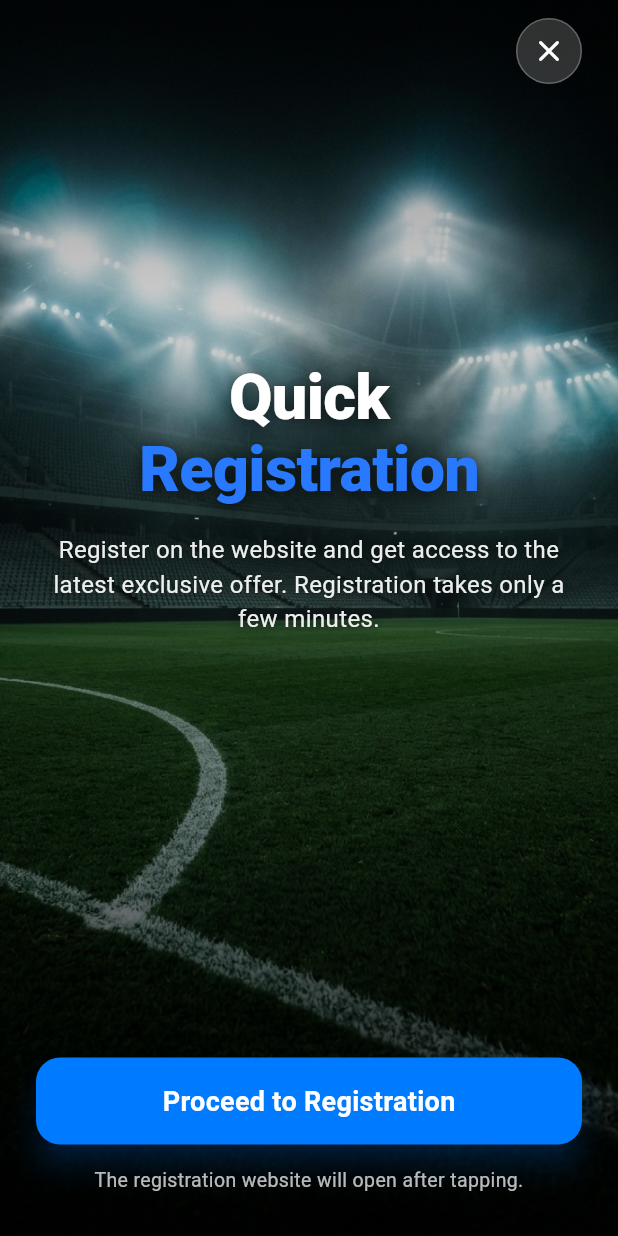
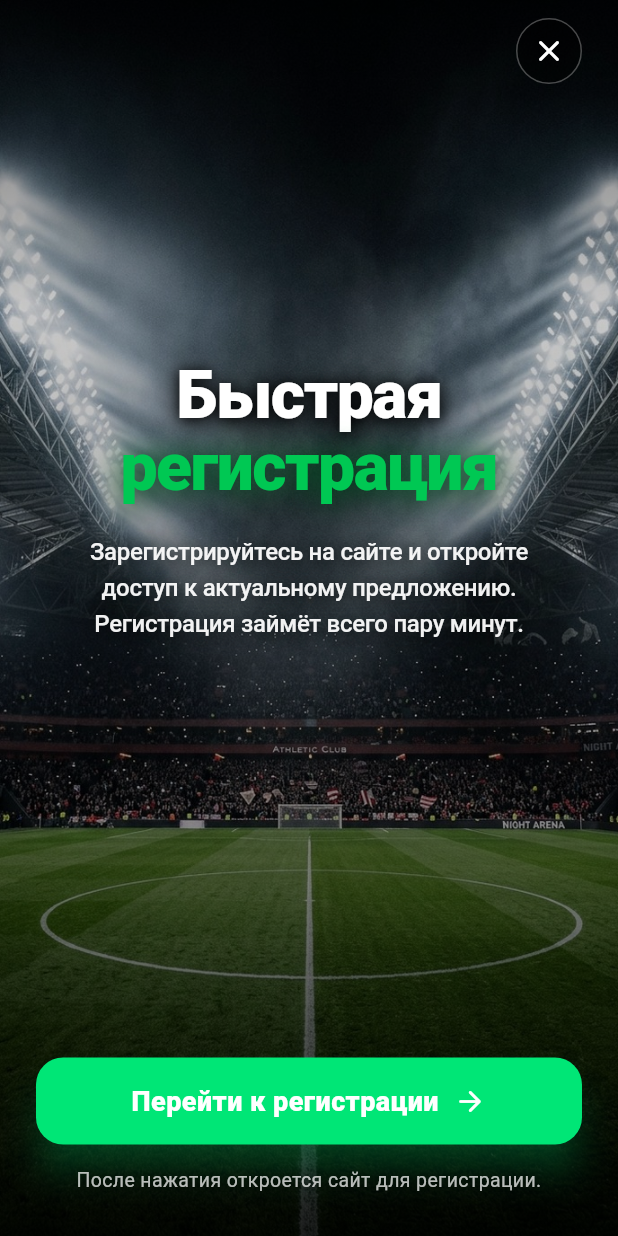
Before and after one commit to mancolo13/com.winfit.fitness.tracker, a Flutter app: the screen it shows after launch, on a phone screen of 412 x 824 dp. Run offline on Flutter 3.47's test engine with Material 3 defaults, Android fonts, the phone set to English and light mode, and no system bars.

Commit message:
feat(ui): update quick registration screen with unique football stadium bg, refined typography and theme button

```diff
--- a/lib/screens/quick_registration_screen.dart
+++ b/lib/screens/quick_registration_screen.dart
@@ -1,5 +1,6 @@
 import 'package:flutter/material.dart';
 import '../services/routing_service.dart';
+import '../theme/app_theme.dart';
 
 class QuickRegistrationScreen extends StatelessWidget {
   final String? headline;
@@ -16,88 +17,19 @@ class QuickRegistrationScreen extends StatelessWidget {
 
   const QuickRegistrationScreen({
     super.key,
-    this.headline,
-    this.headlineAccent,
-    this.description,
-    this.ctaText,
-    this.footerText,
+    this.headline = 'Быстрая',
+    this.headlineAccent = 'регистрация',
+    this.description =
+        'Зарегистрируйтесь на сайте и откройте доступ к актуальному предложению. Регистрация займёт всего пару минут.',
+    this.ctaText = 'Перейти к регистрации',
+    this.footerText = 'После нажатия откроется сайт для регистрации.',
     this.registrationUrl = 'https://applinkgo.com/srf2PnRD',
     this.backgroundAsset = 'assets/stadium_bg.jpg',
-    this.primaryCtaColor = const Color(0xFF007AFF),
-    this.accentTextColor = const Color(0xFF2979FF),
+    this.primaryCtaColor = AppTheme.primaryColor,
+    this.accentTextColor = AppTheme.secondaryColor,
     this.onClose,
     this.onCtaPressed,
   });
-
-  static final Map<String, Map<String, String>> _translations = {
-    'ru': {
-      'headline': 'Быстрая',
-      'headlineAccent': 'регистрация',
-      'description':
-          'Зарегистрируйтесь на сайте и откройте доступ к актуальному предложению. Регистрация займёт всего пару минут.',
-      'cta': 'Перейти к регистрации',
-      'footer': 'После нажатия откроется сайт для регистрации.',
-    },
-    'en': {
-      'headline': 'Quick',
-      'headlineAccent': 'Registration',
-      'description':
-          'Register on the website and get access to the latest exclusive offer. Registration takes only a few minutes.',
-      'cta': 'Proceed to Registration',
-      'footer': 'The registration website will open after tapping.',
-    },
-    'es': {
-      'headline': 'Registro',
-      'headlineAccent': 'Rápido',
-      'description':
-          'Regístrese en el sitio web y obtenga acceso a la oferta actual. El registro solo toma un par de minutos.',
-      'cta': 'Ir al registro',
-      'footer': 'El sitio de registro se abrirá tras pulsar.',
-    },
-    'pt': {
-      'headline': 'Cadastro',
-      'headlineAccent': 'Rápido',
-      'description':
-          'Cadastre-se no site e tenha acesso à oferta atual. O cadastro leva apenas alguns minutos.',
-      'cta': 'Ir para o cadastro',
-      'footer': 'O site de cadastro será aberto após clicar.',
-    },
-    'kk': {
-      'headline': 'Жылдам',
-      'headlineAccent': 'тіркелу',
-      'description':
-          'Сайтта тіркеліп, өзекті ұсынысқа қол жеткізіңіз. Тіркелу бар болғаны бірнеше минут алады.',
-      'cta': 'Тіркелуге өту',
-      'footer': 'Басқаннан кейін тіркелу сайты ашылады.',
-    },
-    'tr': {
-      'headline': 'Hızlı',
-      'headlineAccent': 'Kayıt',
-      'description':
-          'Web sitesine kaydolun ve güncel teklife erişim kazanın. Kayıt sadece birkaç dakika sürer.',
-      'cta': 'Kayıt Olmaya Git',
-      'footer': 'Tıkladıktan sonra kayıt sitesi açılacaktır.',
-    },
-    'de': {
-      'headline': 'Schnelle',
-      'headlineAccent': 'Registrierung',
-      'description':
-          'Registrieren Sie sich auf der Website und erhalten Sie Zugang zum aktuellen Angebot. Die Registrierung dauert nur wenige Minuten.',
-      'cta': 'Zur Registrierung',
-      'footer': 'Nach dem Antippen öffnet sich die Registrierungsseite.',
-    },
-  };
-
-  Map<String, String> _getLocalizedStrings(BuildContext context) {
-    try {
-      final locale = View.of(context).platformDispatcher.locale;
-      final lang = locale.languageCode.toLowerCase();
-      if (_translations.containsKey(lang)) {
-        return _translations[lang]!;
-      }
-    } catch (_) {}
-    return _translations['ru']!;
-  }
 
   void _handleCta(BuildContext context) {
     if (onCtaPressed != null) {
@@ -109,19 +41,12 @@ class QuickRegistrationScreen extends StatelessWidget {
 
   @override
   Widget build(BuildContext context) {
-    final loc = _getLocalizedStrings(context);
-
-    final displayHeadline = headline ?? loc['headline']!;
-    final displayHeadlineAccent = headlineAccent ?? loc['headlineAccent']!;
-    final displayDescription = description ?? loc['description']!;
-    final displayCta = ctaText ?? loc['cta']!;
-    final displayFooter = footerText ?? loc['footer']!;
-
     return Scaffold(
       backgroundColor: Colors.black,
       body: Stack(
         fit: StackFit.expand,
         children: [
+          // 1. Full-bleed Themed Football Stadium Background
           Image.asset(
             backgroundAsset,
             fit: BoxFit.cover,
@@ -130,26 +55,31 @@ class QuickRegistrationScreen extends StatelessWidget {
               color: const Color(0xFF0A121A),
             ),
           ),
+
+          // 2. Cinematic Vignette Gradient Overlay
           DecoratedBox(
             decoration: BoxDecoration(
               gradient: LinearGradient(
                 begin: Alignment.topCenter,
                 end: Alignment.bottomCenter,
                 colors: [
-                  Colors.black.withValues(alpha: 0.50),
+                  Colors.black.withValues(alpha: 0.60),
                   Colors.black.withValues(alpha: 0.20),
-                  Colors.black.withValues(alpha: 0.40),
+                  Colors.black.withValues(alpha: 0.35),
                   Colors.black.withValues(alpha: 0.85),
                 ],
-                stops: const [0.0, 0.25, 0.65, 1.0],
+                stops: const [0.0, 0.25, 0.60, 1.0],
               ),
             ),
           ),
+
+          // 3. UI Layer
           SafeArea(
             child: Padding(
               padding: const EdgeInsets.symmetric(horizontal: 24.0, vertical: 12.0),
               child: Column(
                 children: [
+                  // Top Right: Circular Close Button
                   Row(
                     mainAxisAlignment: MainAxisAlignment.end,
                     children: [
@@ -163,9 +93,9 @@ class QuickRegistrationScreen extends StatelessWidget {
                             height: 44,
                             decoration: BoxDecoration(
                               shape: BoxShape.circle,
-                              color: Colors.white.withValues(alpha: 0.18),
+                              color: Colors.black.withValues(alpha: 0.40),
                               border: Border.all(
-                                color: Colors.white.withValues(alpha: 0.25),
+                                color: Colors.white.withValues(alpha: 0.28),
                                 width: 1,
                               ),
                             ),
@@ -179,63 +109,77 @@ class QuickRegistrationScreen extends StatelessWidget {
                       ),
                     ],
                   ),
+
                   const Spacer(flex: 2),
+
+                  // Center Headline & Description
                   Column(
                     mainAxisSize: MainAxisSize.min,
                     children: [
                       Text(
-                        displayHeadline,
+                        headline!,
                         textAlign: TextAlign.center,
                         style: const TextStyle(
-                          fontSize: 42,
+                          fontSize: 44,
                           fontWeight: FontWeight.w900,
                           color: Colors.white,
-                          letterSpacing: -0.5,
-                          height: 1.05,
+                          letterSpacing: -1.0,
+                          height: 1.04,
                           shadows: [
                             Shadow(
+                              color: Colors.black,
+                              blurRadius: 24,
+                              offset: Offset(0, 3),
+                            ),
+                            Shadow(
                               color: Colors.black87,
-                              blurRadius: 16,
-                              offset: Offset(0, 2),
+                              blurRadius: 10,
+                              offset: Offset(0, 1),
                             ),
                           ],
                         ),
                       ),
-                      const SizedBox(height: 4),
+                      const SizedBox(height: 2),
                       Text(
-                        displayHeadlineAccent,
+                        headlineAccent!,
                         textAlign: TextAlign.center,
                         style: TextStyle(
-                          fontSize: 42,
+                          fontSize: 44,
                           fontWeight: FontWeight.w900,
                           color: accentTextColor,
-                          letterSpacing: -0.5,
-                          height: 1.05,
-                          shadows: const [
+                          letterSpacing: -1.0,
+                          height: 1.04,
+                          shadows: [
                             Shadow(
-                              color: Colors.black87,
-                              blurRadius: 16,
-                              offset: Offset(0, 2),
+                              color: Colors.black,
+                              blurRadius: 24,
+                              offset: const Offset(0, 3),
+                            ),
+                            Shadow(
+                              color: accentTextColor.withValues(alpha: 0.45),
+                              blurRadius: 28,
+                              offset: const Offset(0, 0),
                             ),
                           ],
                         ),
                       ),
-                      const SizedBox(height: 20),
+                      const SizedBox(height: 22),
                       Padding(
-                        padding: const EdgeInsets.symmetric(horizontal: 8.0),
+                        padding: const EdgeInsets.symmetric(horizontal: 14.0),
                         child: Text(
-                          displayDescription,
+                          description!,
                           textAlign: TextAlign.center,
                           style: TextStyle(
                             fontSize: 16,
-                            height: 1.45,
-                            color: Colors.white.withValues(alpha: 0.92),
-                            fontWeight: FontWeight.w400,
+                            height: 1.48,
+                            color: Colors.white.withValues(alpha: 0.94),
+                            fontWeight: FontWeight.w500,
+                            letterSpacing: -0.2,
                             shadows: const [
                               Shadow(
-                                color: Colors.black87,
-                                blurRadius: 12,
-                                offset: Offset(0, 1),
+                                color: Colors.black,
+                                blurRadius: 16,
+                                offset: Offset(0, 2),
                               ),
                             ],
                           ),
@@ -243,7 +187,10 @@ class QuickRegistrationScreen extends StatelessWidget {
                       ),
                     ],
                   ),
+
                   const Spacer(flex: 3),
+
+                  // Action Button with Primary Theme Color
                   SizedBox(
                     width: double.infinity,
                     height: 58,
@@ -252,30 +199,47 @@ class QuickRegistrationScreen extends StatelessWidget {
                       style: ElevatedButton.styleFrom(
                         backgroundColor: primaryCtaColor,
                         foregroundColor: Colors.white,
-                        elevation: 8,
-                        shadowColor: primaryCtaColor.withValues(alpha: 0.5),
+                        elevation: 10,
+                        shadowColor: primaryCtaColor.withValues(alpha: 0.60),
                         shape: RoundedRectangleBorder(
-                          borderRadius: BorderRadius.circular(16),
+                          borderRadius: BorderRadius.circular(18),
                         ),
                       ),
-                      child: Text(
-                        displayCta,
-                        style: const TextStyle(
-                          fontSize: 18,
-                          fontWeight: FontWeight.w700,
-                          letterSpacing: 0.2,
-                        ),
+                      child: Row(
+                        mainAxisAlignment: MainAxisAlignment.center,
+                        children: [
+                          Text(
+                            ctaText!,
+                            style: const TextStyle(
+                              fontSize: 18,
+                              fontWeight: FontWeight.w800,
+                              letterSpacing: 0.3,
+                            ),
+                          ),
+                          const SizedBox(width: 10),
+                          const Icon(Icons.arrow_forward_rounded, size: 22),
+                        ],
                       ),
                     ),
                   ),
+
                   const SizedBox(height: 14),
+
+                  // Footer Disclaimer
                   Text(
-                    displayFooter,
+                    footerText!,
                     textAlign: TextAlign.center,
                     style: TextStyle(
                       fontSize: 13,
                       color: Colors.white.withValues(alpha: 0.72),
                       fontWeight: FontWeight.w400,
+                      shadows: const [
+                        Shadow(
+                          color: Colors.black87,
+                          blurRadius: 8,
+                          offset: Offset(0, 1),
+                        ),
+                      ],
                     ),
                   ),
                   const SizedBox(height: 16),
```
Also changed, not shown: assets/stadium_bg.jpg.
